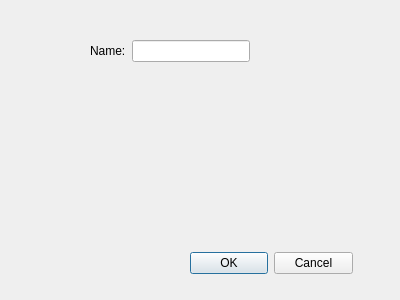
Before: the Qt Designer form tux4kids-admin/src/editClassDialog.ui in deepakagg/tux4kids-admin, drawn with Qt 5.
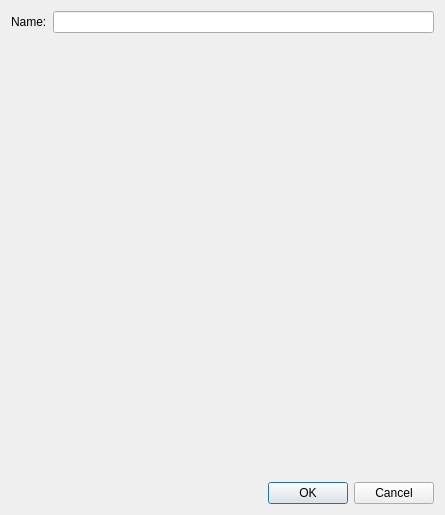
After: the same form once the commit is applied.

```diff
--- a/tux4kids-admin/src/editClassDialog.ui
+++ b/tux4kids-admin/src/editClassDialog.ui
@@ -6,22 +6,17 @@
    <rect>
     <x>0</x>
     <y>0</y>
-    <width>400</width>
-    <height>300</height>
+    <width>445</width>
+    <height>515</height>
    </rect>
   </property>
   <property name="windowTitle">
    <string>Dialog</string>
   </property>
-  <widget class="QWidget" name="formLayoutWidget">
-   <property name="geometry">
-    <rect>
-     <x>90</x>
-     <y>40</y>
-     <width>160</width>
-     <height>80</height>
-    </rect>
-   </property>
+  <layout class="QVBoxLayout" name="verticalLayout_2">
+   <item>
+    <layout class="QVBoxLayout" name="verticalLayout">
+     <item>
    <layout class="QFormLayout" name="formLayout">
     <item row="0" column="0">
      <widget class="QLabel" name="label">
@@ -34,20 +29,17 @@
      <widget class="QLineEdit" name="nameEdit"/>
     </item>
    </layout>
-  </widget>
+     </item>
+     <item>
   <widget class="QDialogButtonBox" name="buttonBox">
-   <property name="geometry">
-    <rect>
-     <x>190</x>
-     <y>250</y>
-     <width>163</width>
-     <height>26</height>
-    </rect>
-   </property>
    <property name="standardButtons">
     <set>QDialogButtonBox::Cancel|QDialogButtonBox::Ok</set>
    </property>
   </widget>
+     </item>
+    </layout>
+   </item>
+  </layout>
  </widget>
  <resources/>
  <connections/>
```
Lines whose indentation alone changed are shown as unchanged.
